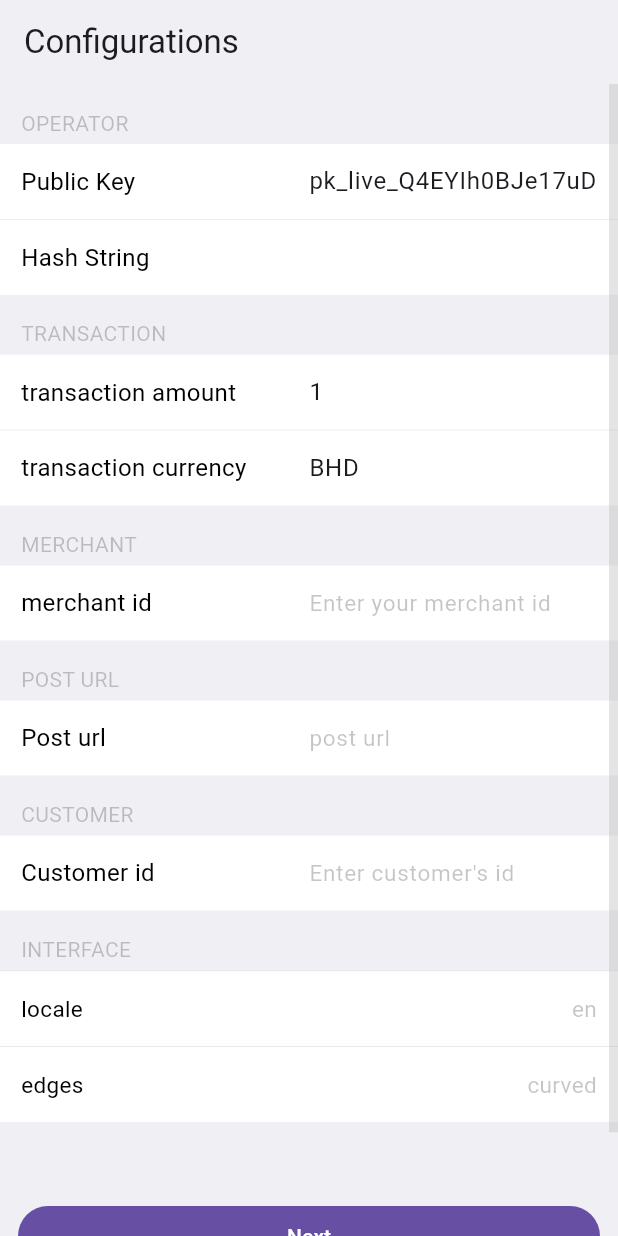
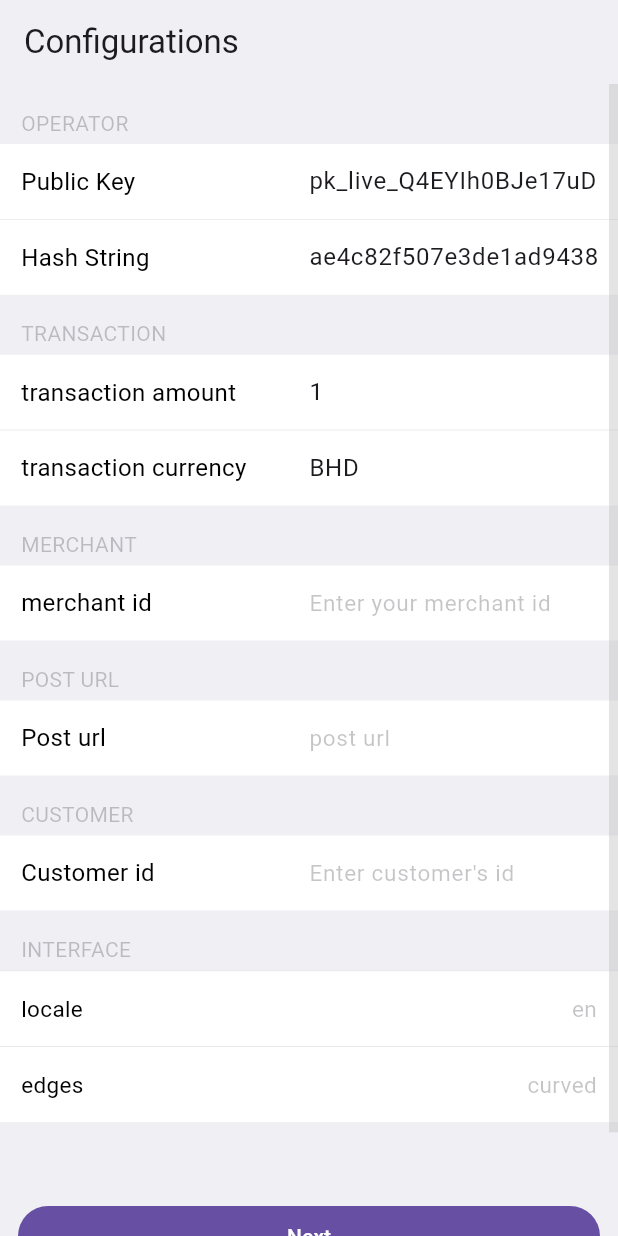
Before and after one commit to Tap-Payments/BenefitPay-Flutter, a Flutter app: the screen it shows after launch, on a phone screen of 412 x 824 dp. Run offline on Flutter 3.47's test engine with Material 3 defaults, Android fonts, the phone set to English and light mode, and no system bars; our stand-ins replace plugin_platform_interface.

Commit message:
Documentation updated, Selectable text added, hashString function added

```diff
--- a/example/lib/src/benefit_pay_screen.dart
+++ b/example/lib/src/benefit_pay_screen.dart
@@ -32,7 +32,7 @@ class _BenefitPayScreenState extends State<BenefitPayScreen> {
         ),
         child: SingleChildScrollView(
           child: Center(
-            child: Text(
+            child: SelectableText(
               sdkResponse.isEmpty ? " " : "SDK RESPONSE : $sdkResponse",
             ),
           ),
--- a/example/lib/src/config_settings_screen.dart
+++ b/example/lib/src/config_settings_screen.dart
@@ -18,9 +18,6 @@ class _ConfigSettingsScreenState extends State<ConfigSettingsScreen> {
   TextEditingController publicKeyController = TextEditingController(
     text:
         "pk_live_Q4EYIh0BJe17uDwtGV2CsT8X", // "pk_test_Wa4ju8UC1zoi0HhST9yO3M6n",
-  );
-  TextEditingController hashStringKeyController = TextEditingController(
-    text: "",
   );
 
   /// Transaction Text Controllers
@@ -136,6 +133,14 @@ class _ConfigSettingsScreenState extends State<ConfigSettingsScreen> {
 
   @override
   Widget build(BuildContext context) {
+    String hashedString = generateTapHashString(
+        publicKeyController.text,
+        "sk_live***v1YjhV",
+        double.parse(transactionAmountController.text),
+        "BHD",
+        postUrl: postURLController.text,
+        transactionReference: "tx_01");
+
     return Scaffold(
       backgroundColor: CupertinoColors.extraLightBackgroundGray,
       appBar: AppBar(
@@ -157,7 +162,7 @@ class _ConfigSettingsScreenState extends State<ConfigSettingsScreen> {
             const CustomDividerWidget(),
             CustomInputFieldWidget(
               fieldName: 'Hash String',
-              controller: hashStringKeyController,
+              controller: TextEditingController(text: hashedString),
             ),
             gapH16,
             const LabelTextWidget(label: "Transaction"),
```
Also changed, not shown: 1 other file.
